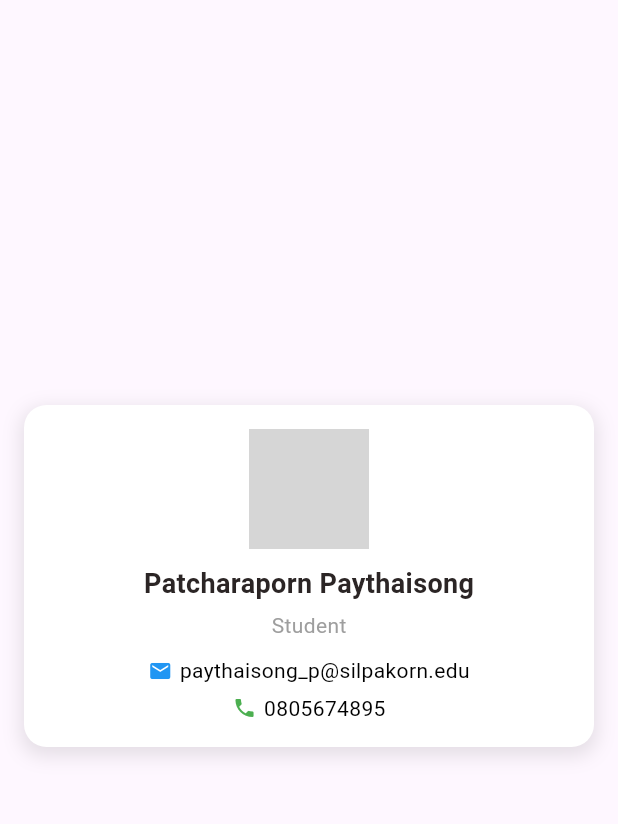
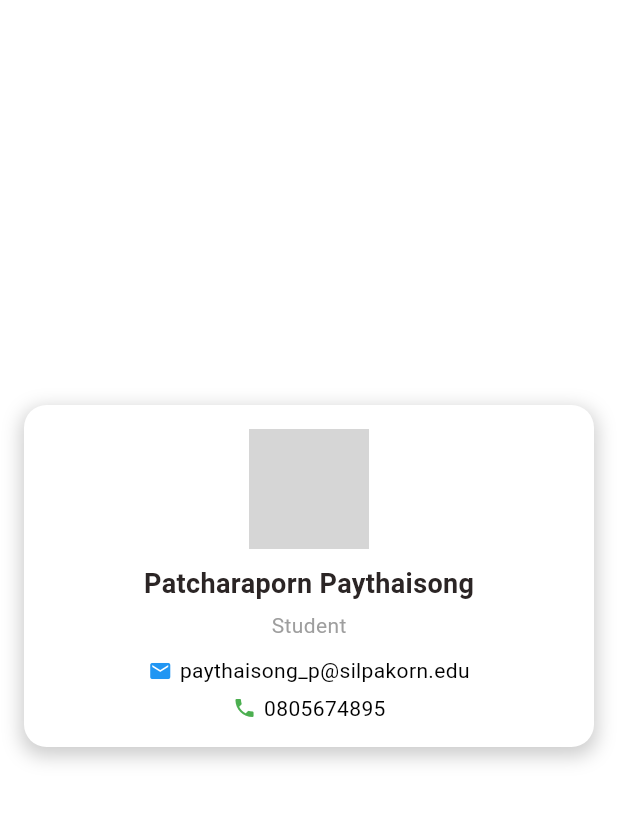
Before and after one commit to Parim836/final_exam_650710836, a Flutter app: the screen it shows after launch, on a phone screen of 412 x 824 dp, the part 84-908 px from its top. Run offline on Flutter 3.47's test engine with Material 3 defaults, Android fonts, the phone set to English and light mode, and no system bars; network calls fail; grey boxes are pictures that could not be loaded.

Commit message:
ready_for_exam

```diff
--- a/lib/main.dart
+++ b/lib/main.dart
@@ -28,8 +28,9 @@ class ProfileScreen extends StatelessWidget {
       appBar: AppBar(
         title: const Text('Profile App'),
         centerTitle: true,
-        backgroundColor: Color.fromARGB(220, 255, 210, 210),
+        backgroundColor: Color.fromARGB(220, 255, 212, 212),
       ),
+      backgroundColor: const Color.fromARGB(255, 255, 255, 255),
       body: Column(
         mainAxisAlignment: MainAxisAlignment.center,
         children: [
--- a/lib/profile.dart
+++ b/lib/profile.dart
@@ -28,7 +28,7 @@ class ProfileCard extends StatelessWidget {
         borderRadius: BorderRadius.circular(15), // มุมโค้งมน
         boxShadow: [
           BoxShadow(
-            color: Colors.black.withOpacity(0.1), // เงาสีดำแบบโปร่งแสง
+            color: Colors.black.withOpacity(0.2), // เงาสีดำแบบโปร่งแสง
             spreadRadius: 2,
             blurRadius: 10,
             offset: Offset(0, 4),
```
